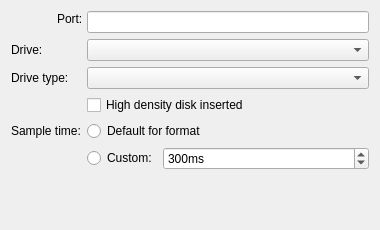
Qt form src/gui2/driveConfigurationForm.ui (davidgiven/fluxengine) before a commit.
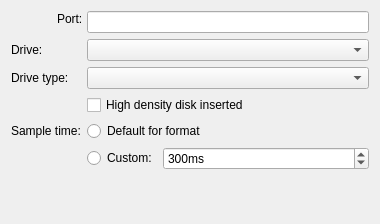
The same form after that commit.

```diff
--- a/src/gui2/driveConfigurationForm.ui
+++ b/src/gui2/driveConfigurationForm.ui
@@ -7,7 +7,7 @@
     <x>0</x>
     <y>0</y>
     <width>380</width>
-    <height>230</height>
+    <height>224</height>
    </rect>
   </property>
   <property name="windowTitle">
```
Left out of the diff: 14 changed lines with no effect on the pictures.
